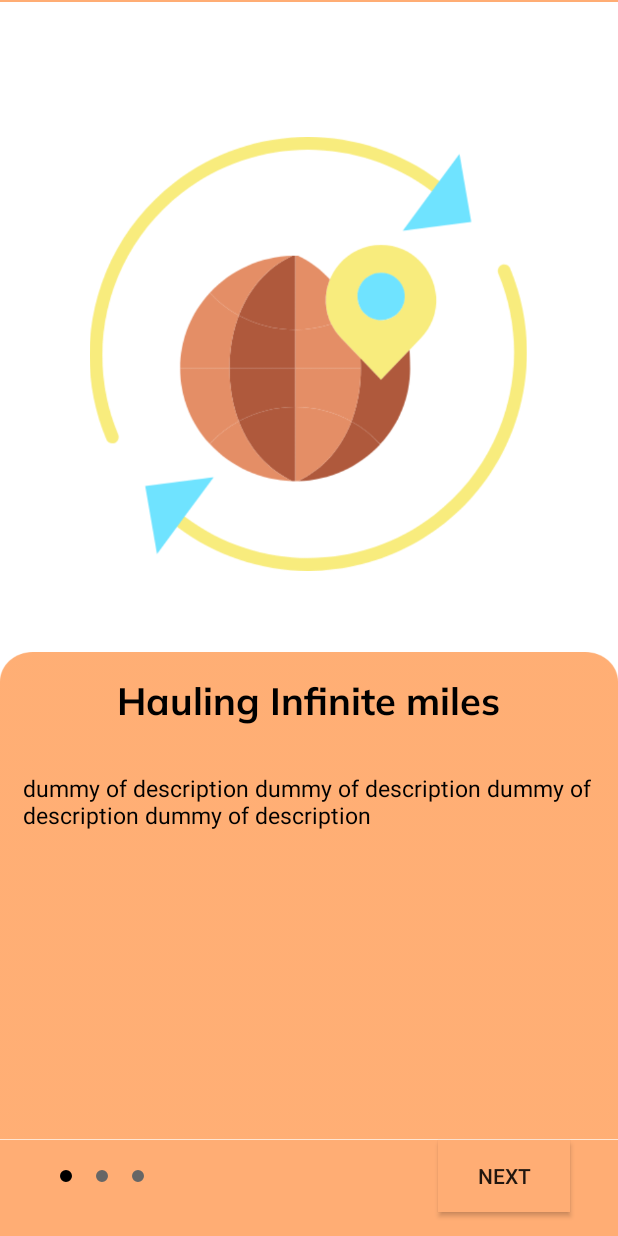
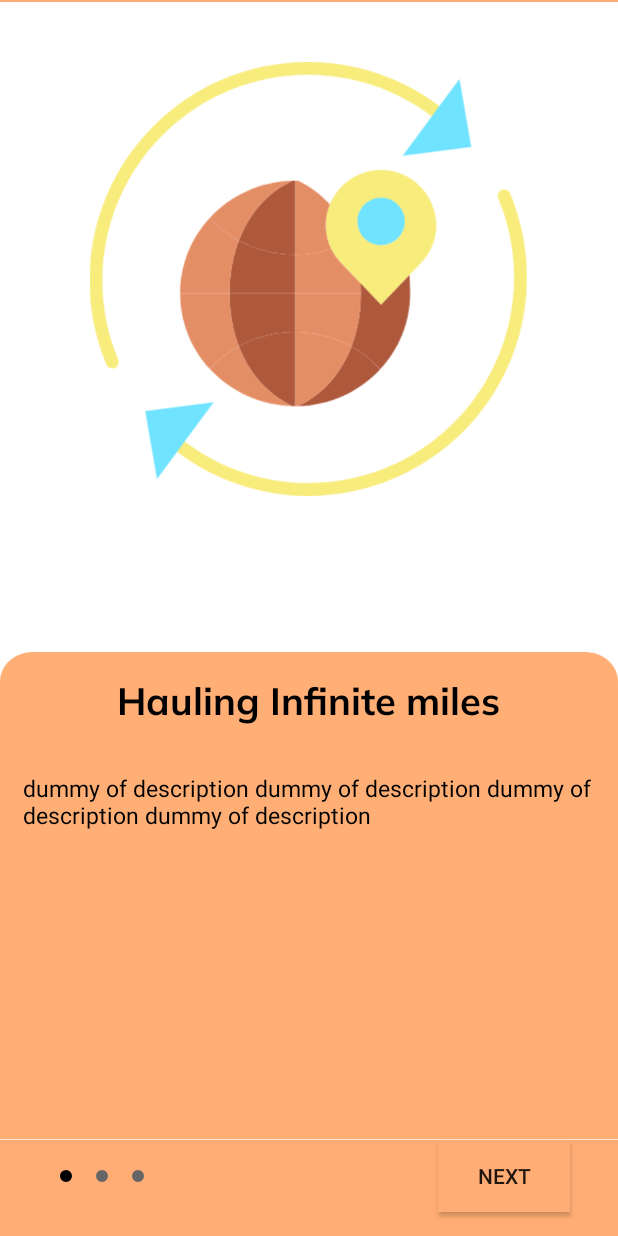
Before and after one commit to rahul003prasad/Logistic-Optimizer, an Android app: the screen it shows after launch (OnBoarding), on a phone screen of 412 x 824 dp. Run offline under Robolectric (Android 15) with nearby library versions, the phone set to English and light mode, and no system bars.

Commit message:
Adding Splash Screen

```diff
--- a/Android App/Source Code/app/src/main/java/com/rahulprasad/infinityhaul/OnBoarding.java
+++ b/Android App/Source Code/app/src/main/java/com/rahulprasad/infinityhaul/OnBoarding.java
@@ -30,7 +30,7 @@ public class OnBoarding extends AppCompatActivity {
 
         requestWindowFeature(Window.FEATURE_NO_TITLE);
         this.getWindow().setFlags(WindowManager.LayoutParams.FLAG_FULLSCREEN,WindowManager.LayoutParams.FLAG_FULLSCREEN);
-        getSupportActionBar().hide();
+
 
         setContentView(R.layout.activity_on_boarding);
 
--- /dev/null
+++ b/Android App/Source Code/app/src/main/java/com/rahulprasad/infinityhaul/Splash.java
@@ -0,0 +1,38 @@
+package com.rahulprasad.infinityhaul;
+
+import androidx.appcompat.app.AppCompatActivity;
+
+import android.content.Intent;
+import android.os.Bundle;
+import android.os.Handler;
+import android.view.WindowManager;
+
+public class Splash extends AppCompatActivity {
+
+    @Override
+    protected void onCreate(Bundle savedInstanceState) {
+        super.onCreate(savedInstanceState);
+        this.getWindow().setFlags(WindowManager.LayoutParams.FLAG_FULLSCREEN,WindowManager.LayoutParams.FLAG_FULLSCREEN);
+
+        setContentView(R.layout.activity_splash);
+        new Handler().postDelayed(new Runnable() {
+
+// Using handler with postDelayed called runnable run method
+
+            @Override
+
+            public void run() {
+
+                Intent i = new Intent(Splash.this, OnBoarding.class);
+
+                startActivity(i);
+
+                // close this activity
+
+                finish();
+
+            }
+
+        }, 3*1000);
+    }
+}
--- a/Android App/Source Code/app/src/main/res/layout/intro_screen_layout.xml
+++ b/Android App/Source Code/app/src/main/res/layout/intro_screen_layout.xml
@@ -23,7 +23,7 @@
             android:layout_width="343dp"
             android:layout_height="289dp"
             android:layout_gravity="center"
-            android:layout_margin="90dp"
+            android:layout_marginTop="40dp"
 
 
 
--- a/Android App/Source Code/app/src/main/res/values/styles.xml
+++ b/Android App/Source Code/app/src/main/res/values/styles.xml
@@ -1,7 +1,7 @@
 <resources>
 
     <!-- Base application theme. -->
-    <style name="AppTheme" parent="Theme.AppCompat.Light.DarkActionBar">
+    <style name="AppTheme" parent="Theme.AppCompat.Light.NoActionBar">
         <!-- Customize your theme here. -->
         <item name="colorPrimary">@color/colorPrimary</item>
         <item name="colorPrimaryDark">@color/colorPrimaryDark</item>
```
Also changed, not shown: Android App/Source Code/app/src/main/AndroidManifest.xml (+4 -3 lines), Android App/Source Code/app/src/main/res/layout/activity_splash.xml (added, +16 -0 lines), Android App/Source Code/app/src/main/res/drawable/logo.png (added), 146 other files.
